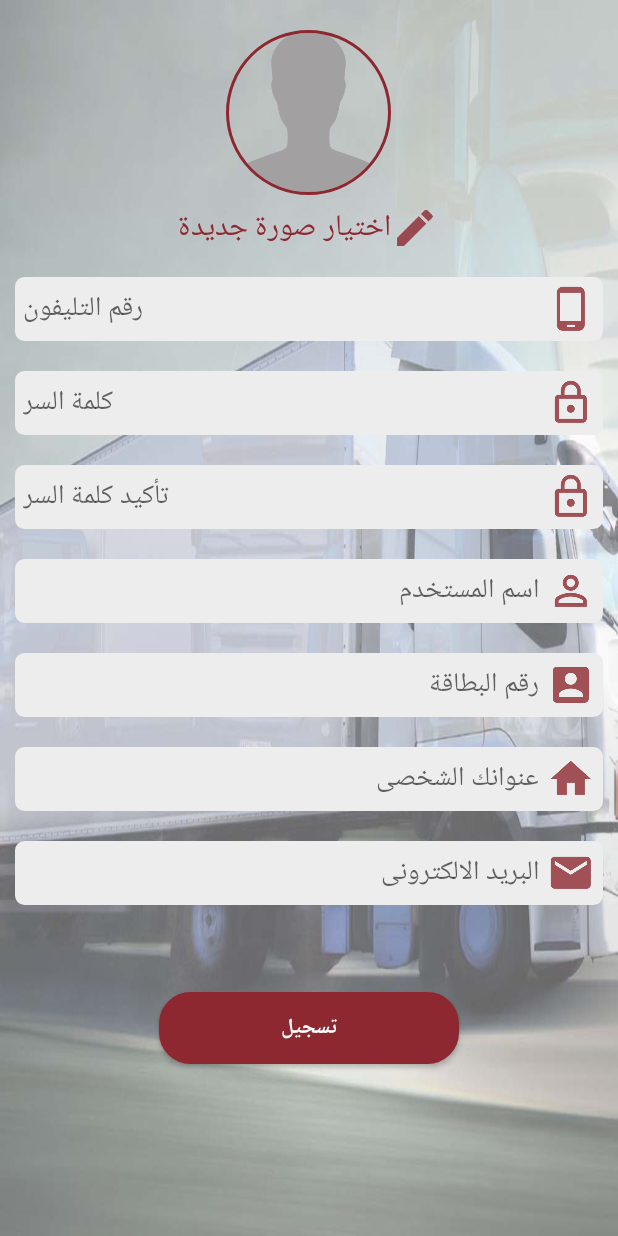
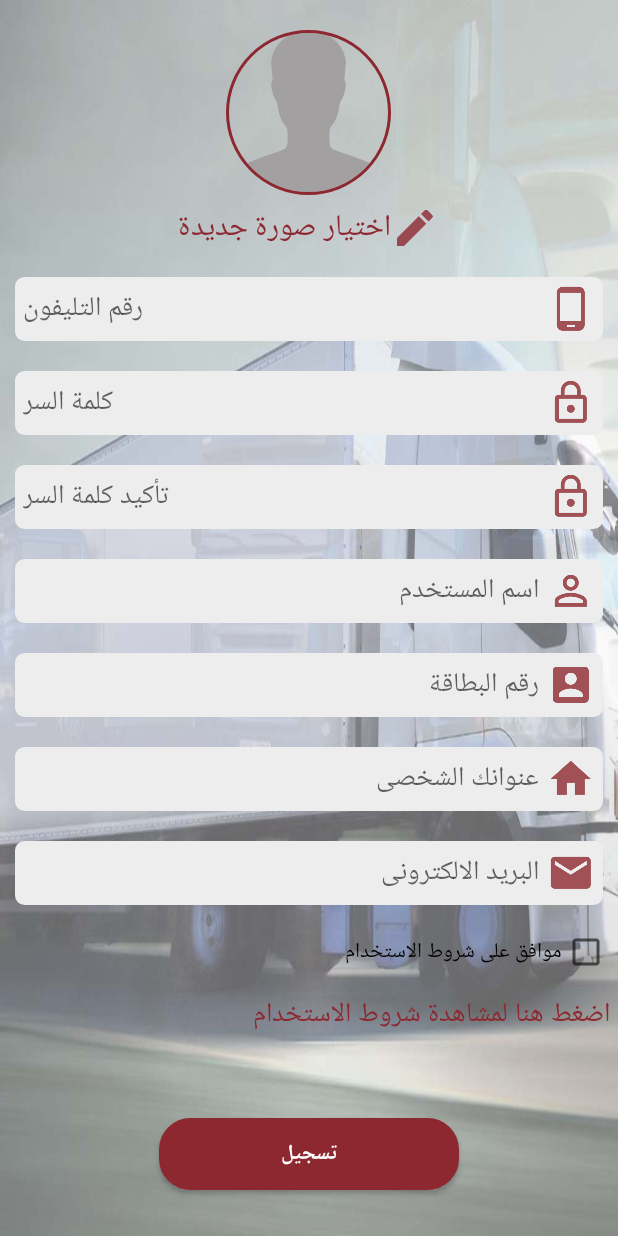
Before and after one commit to ahmed-bassiouny/naqalati, an Android app: the SignupActivity screen opened directly, with no data from a screen before it, on a phone screen of 412 x 824 dp. Run offline under Robolectric (Android 15) with nearby library versions, the phone set to English and light mode, and no system bars; our stand-ins replace CircleImageView, Firebase (no records; nobody signed in at launch, a user with empty details on screens opened directly); libraries missing offline, so code that uses them is left out: com.mvc.imagepicker.

Commit message:
some fixed in ui

```diff
--- a/app/src/main/java/com/bassiouny/naqalati/activities/OptionActivity.java
+++ b/app/src/main/java/com/bassiouny/naqalati/activities/OptionActivity.java
@@ -52,7 +52,6 @@ public class OptionActivity extends AppCompatActivity implements View.OnClickLis
     private void checkIfTokenUpdated() {
         if (FirebaseAuth.getInstance().getCurrentUser() == null)
             return;
-        Log.e("checkIfTokenUpdated: ", FirebaseAuth.getInstance().getCurrentUser().getUid());
         if (!SharedPref.updatedToken(this)) {
             // this case mean i don't update token user in firebase so i will make request to update it
             FirebaseDatabase.getInstance().getReference(FirebaseRoot.DB_USER)
--- a/app/src/main/java/com/bassiouny/naqalati/activities/SignupActivity.java
+++ b/app/src/main/java/com/bassiouny/naqalati/activities/SignupActivity.java
@@ -12,6 +12,7 @@ import android.support.v7.app.AppCompatActivity;
 import android.os.Bundle;
 import android.view.View;
 import android.widget.Button;
+import android.widget.CheckBox;
 import android.widget.EditText;
 import android.widget.ProgressBar;
 import android.widget.TextView;
@@ -40,9 +41,10 @@ import de.hdodenhof.circleimageview.CircleImageView;
 public class SignupActivity extends AppCompatActivity {
 
     private CircleImageView profileImage;
-    private TextView tvChooseImage;
+    private TextView tvChooseImage,tvTerms;
     private ProgressBar progress;
     private Button btnRegister;
+    private CheckBox chTerms;
     private EditText etPhone, etPassword, etConfirmPassword, etName,etUserID,etUserAddress,etUserEmail;
     private final int requestLocationPermission =123;
 
@@ -78,7 +80,9 @@ public class SignupActivity extends AppCompatActivity {
                     etName.setError(getString(R.string.invalid_user_name));
                 } else if (etUserID.getText().toString().length()!=14) {
                     etUserID.setError("برجاء ادخال رقم البطاقة بطريقة صحيحة");
-                } else {
+                } else if (!chTerms.isChecked()){
+                    Toast.makeText(SignupActivity.this, "يجب ان توافق على شروط الاستخدام", Toast.LENGTH_LONG).show();
+                }else {
                     if (Utils.isNetworkConnected(SignupActivity.this)) {
                         startSignup();
                         signUp();
@@ -92,6 +96,12 @@ public class SignupActivity extends AppCompatActivity {
             @Override
             public void onClick(View v) {
                 ImagePicker.pickImage(SignupActivity.this, getString(R.string.choose_image));
+            }
+        });
+        tvTerms.setOnClickListener(new View.OnClickListener() {
+            @Override
+            public void onClick(View v) {
+                startActivity(new Intent(SignupActivity.this,PermissionActivity.class));
             }
         });
     }
@@ -130,6 +140,8 @@ public class SignupActivity extends AppCompatActivity {
         etUserID=findViewById(R.id.et_user_id);
         etUserAddress=findViewById(R.id.et_user_address);
         etUserEmail=findViewById(R.id.et_user_email);
+        chTerms = findViewById(R.id.ch_terms);
+        tvTerms = findViewById(R.id.tv_terms);
     }
 
     @Override
--- a/app/src/main/res/layout/activity_option.xml
+++ b/app/src/main/res/layout/activity_option.xml
@@ -28,6 +28,7 @@
         android:layout_marginTop="10dp"
         android:background="@drawable/border_button_white"
         android:padding="10dp"
+        android:textStyle="bold"
         android:text="نوع السيارة المراد البحث عنها"
         android:textColor="@color/red_logo"
         android:textSize="20sp" />
--- a/app/src/main/res/layout/activity_show_driver_info.xml
+++ b/app/src/main/res/layout/activity_show_driver_info.xml
@@ -198,7 +198,7 @@
         <Button
             android:layout_width="wrap_content"
             android:layout_height="wrap_content"
-            android:background="@drawable/border_button_white"
+            android:background="@drawable/border_button_green"
             android:layout_gravity="center"
             android:gravity="center"
             android:visibility="invisible"
--- a/app/src/main/res/layout/activity_signup.xml
+++ b/app/src/main/res/layout/activity_signup.xml
@@ -144,6 +144,20 @@
             android:minHeight="30dp"
             android:padding="5dp" />
 
+        <CheckBox
+            android:layout_width="wrap_content"
+            android:layout_height="wrap_content"
+            android:id="@+id/ch_terms"
+            android:layout_margin="5dp"
+            android:text="@string/accept_terms"/>
+        <TextView
+            android:layout_width="wrap_content"
+            android:layout_height="wrap_content"
+            android:id="@+id/tv_terms"
+            android:textSize="18sp"
+            android:textColor="@color/red_logo"
+            android:layout_margin="5dp"
+            android:text="@string/terms"/>
         <ProgressBar
             android:id="@+id/progress"
             android:layout_width="wrap_content"
--- a/app/src/main/res/values/colors.xml
+++ b/app/src/main/res/values/colors.xml
@@ -12,4 +12,5 @@
 
     <color name="mygray">#ededed</color>
     <color name="myblue">#b4def7</color>
+    <color name="green">#06a450</color>
 </resources>
--- a/app/src/main/res/values/strings.xml
+++ b/app/src/main/res/values/strings.xml
@@ -62,7 +62,7 @@
     <array name="car_type_value">
         <item>ونش انقاذ</item>
         <item>كساحة</item>
-        <item> لودر</item>
+        <item>لودر</item>
         <item>ربع نقل صندوق مفتوح</item>
         <item>ربع نقل صندوق مغلق</item>
         <item>ربع نقل صندوق مبرد</item>
@@ -85,6 +85,10 @@
         <item>حفار شكوش</item>
         <item>ونش موبليا</item>
         <item>معدات</item>
+        <item>اتوبيس خاص</item>
+        <item>اتوبيس رحلات</item>
     </array>
+    <string name="terms"> اضغط هنا لمشاهدة شروط الاستخدام</string>
+    <string name="accept_terms">موافق على شروط الاستخدام</string>
 
 </resources>
```
Also changed, not shown: app/src/main/AndroidManifest.xml (+15 -12 lines), app/src/main/java/com/bassiouny/naqalati/activities/PermissionActivity.java (added, +15 -0 lines), app/src/main/res/drawable-hdpi/border_button_green.xml (added, +13 -0 lines), app/src/main/res/layout/activity_permission.xml (added, +60 -0 lines), app/src/main/res/layout/activity_signin.xml (+4 -5 lines).
